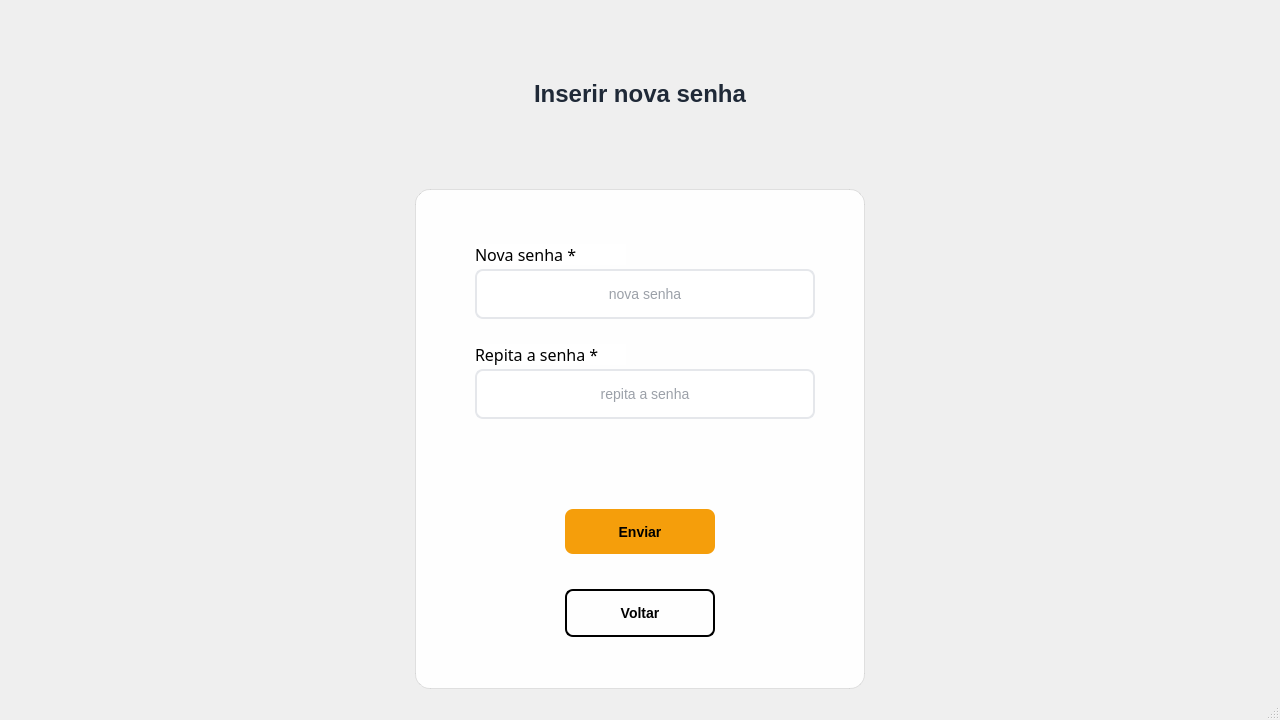
The window that Telas/tela_nova_senha.ui (victorh241/motor-max) describes before a commit, drawn with Qt 5.
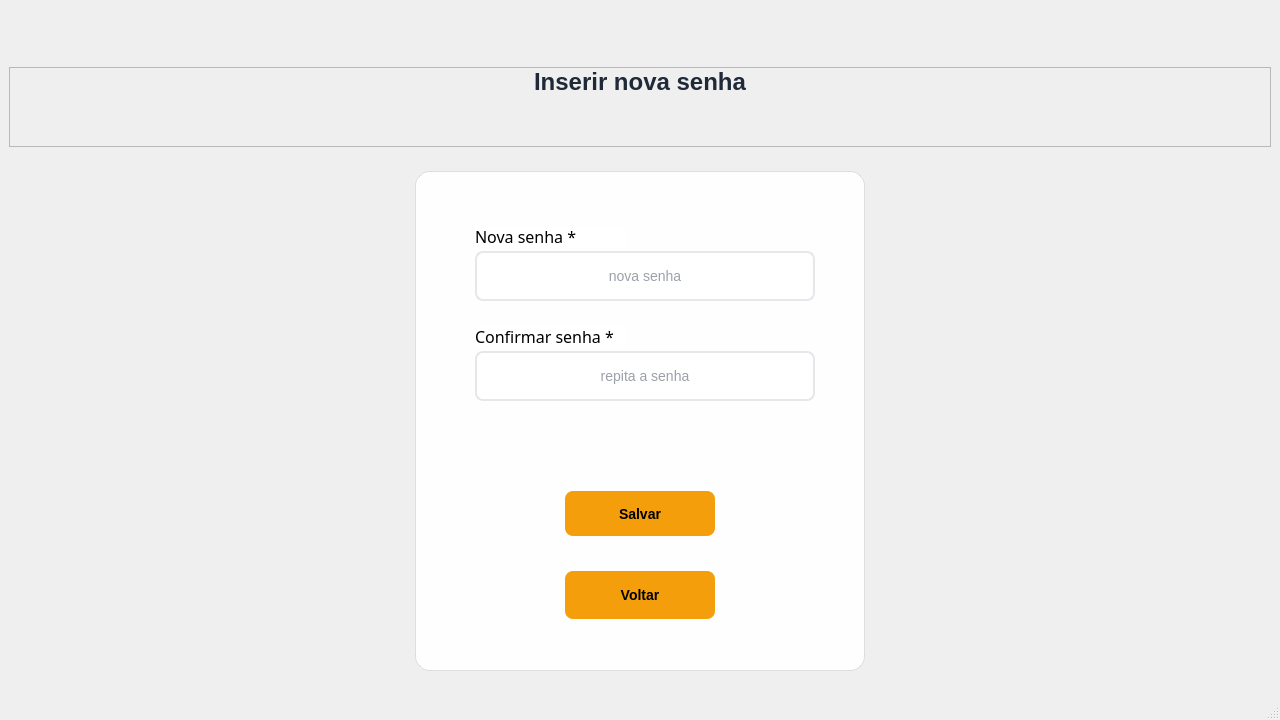
The same window after the commit.

The edit to the form file:
```diff
--- a/Telas/tela_nova_senha.ui
+++ b/Telas/tela_nova_senha.ui
@@ -16,10 +16,48 @@
   <widget class="QWidget" name="centralwidget">
    <layout class="QVBoxLayout" name="verticalLayout">
     <item>
+     <widget class="QFrame" name="frame">
+      <property name="maximumSize">
+       <size>
+        <width>16777215</width>
+        <height>120</height>
+       </size>
+      </property>
+      <property name="styleSheet">
+       <string notr="true">QFrame{
+margin-top:40px;
+}</string>
+      </property>
+      <property name="frameShape">
+       <enum>QFrame::StyledPanel</enum>
+      </property>
+      <property name="frameShadow">
+       <enum>QFrame::Raised</enum>
+      </property>
      <widget class="QLabel" name="label_5">
+       <property name="geometry">
+        <rect>
+         <x>0</x>
+         <y>0</y>
+         <width>1262</width>
+         <height>70</height>
+        </rect>
+       </property>
+       <property name="minimumSize">
+        <size>
+         <width>0</width>
+         <height>70</height>
+        </size>
+       </property>
+       <property name="maximumSize">
+        <size>
+         <width>16777215</width>
+         <height>70</height>
+        </size>
+       </property>
       <property name="font">
        <font>
-        <pointsize>1</pointsize>
+         <pointsize>-1</pointsize>
         <weight>75</weight>
         <bold>true</bold>
        </font>
@@ -29,7 +67,6 @@
 font-size: 24px;
 font-weight: bold;
 color: #1f2937;
-margin-bottom: 5px;
 }</string>
       </property>
       <property name="text">
@@ -39,6 +76,7 @@
        <set>Qt::AlignCenter</set>
       </property>
      </widget>
+     </widget>
     </item>
     <item alignment="Qt::AlignHCenter">
      <widget class="QFrame" name="card">
@@ -85,7 +123,7 @@
        </property>
        <property name="font">
         <font>
-         <pointsize>1</pointsize>
+         <pointsize>-1</pointsize>
          <weight>75</weight>
          <bold>true</bold>
         </font>
@@ -118,7 +156,7 @@
 }</string>
        </property>
        <property name="text">
-        <string>Enviar</string>
+        <string>Salvar</string>
        </property>
       </widget>
       <widget class="QLineEdit" name="lineEdit">
@@ -132,7 +170,7 @@
        </property>
        <property name="font">
         <font>
-         <pointsize>1</pointsize>
+         <pointsize>-1</pointsize>
         </font>
        </property>
        <property name="styleSheet">
@@ -196,7 +234,7 @@
        </property>
        <property name="font">
         <font>
-         <pointsize>1</pointsize>
+         <pointsize>-1</pointsize>
          <weight>75</weight>
          <bold>true</bold>
         </font>
@@ -206,9 +244,9 @@
        </property>
        <property name="styleSheet">
         <string notr="true">QPushButton{
-background-color: transparent;
-color: Black;
-border: 2px solid;
+background-color: #f59e0b;
+color: black;
+border: none;
 border-radius: 8px;
 padding: 12px;
 font-size: 14px;
@@ -220,8 +258,12 @@
 background-color: rgb(234, 227, 174);
 }
 
-QPushButton:Pressed{
-background-color: rgb(210, 203, 150);
+QPushButton:pressed{
+background-color: #b45309;
+}
+
+QPushButton:disable{
+background-color: #582503;
 }</string>
        </property>
        <property name="text">
@@ -239,7 +281,7 @@
        </property>
        <property name="font">
         <font>
-         <pointsize>1</pointsize>
+         <pointsize>-1</pointsize>
         </font>
        </property>
        <property name="styleSheet">
@@ -289,7 +331,7 @@
         <string notr="true">border: none;</string>
        </property>
        <property name="text">
-        <string>Repita a senha *</string>
+        <string>Confirmar senha *</string>
        </property>
       </widget>
      </widget>
```
Left out of the diff: 2 changed lines with no effect on the pictures. Lines whose indentation alone changed are shown as unchanged.
